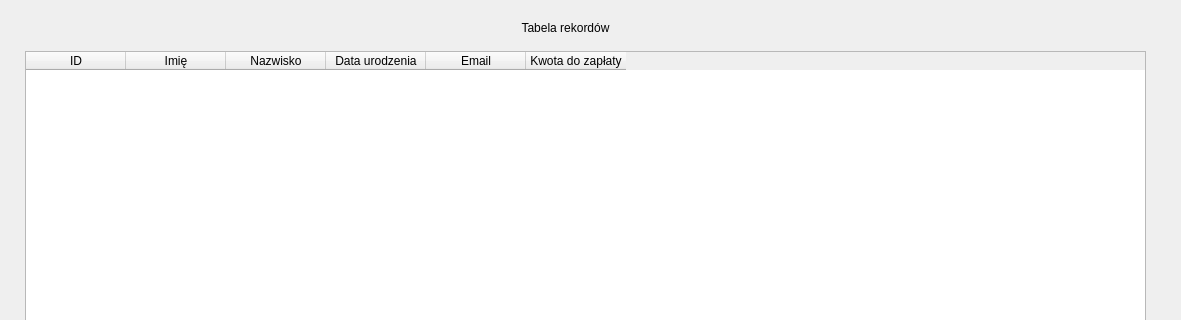
Above: tableedit_base.ui from aleksanderkalenbach/IO_2020_2021_ASP before the change; both pictures show x 0 to 1181 and y 0 to 320 of the 1181 by 618 pixel window. Below: the same form after it.
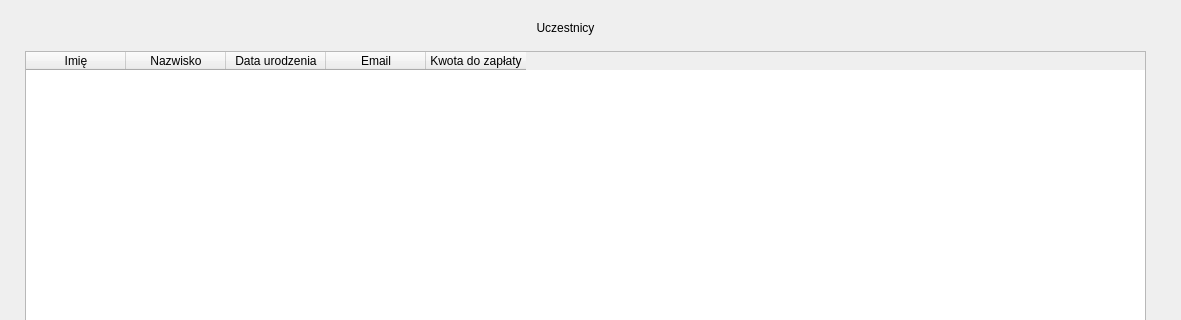
That is the form after the change.

Commit message: Usunięty panel boczny oraz id w tabeli uczestnicy

The edit to the form file:
```diff
--- a/tableedit_base.ui
+++ b/tableedit_base.ui
@@ -23,7 +23,7 @@
     </rect>
    </property>
    <property name="text">
-    <string>Tabela rekordów</string>
+    <string>Uczestnicy</string>
    </property>
    <property name="alignment">
     <set>Qt::AlignCenter</set>
@@ -55,11 +55,6 @@
     </item>
     <item row="0" column="0" colspan="4">
      <widget class="QTableWidget" name="tableWidget">
-      <column>
-       <property name="text">
-        <string>ID</string>
-       </property>
-      </column>
       <column>
        <property name="text">
         <string>Imię</string>
```
The commit also changes 10 other files.
